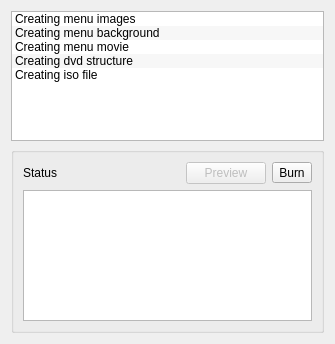
Qt form src/widgets/dvdwizardstatus_ui.ui (KDE/kdenlive) before a commit.
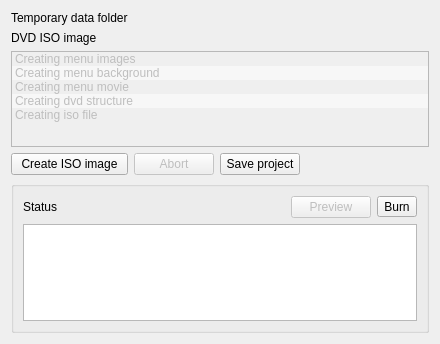
The same form after that commit. Custom widgets are drawn as their Qt base class.

Commit message: Update DVD Wizard: support for 16:9 profiles and GUI improvements

Patch:
```diff
--- a/src/widgets/dvdwizardstatus_ui.ui
+++ b/src/widgets/dvdwizardstatus_ui.ui
@@ -6,13 +6,16 @@
    <rect>
     <x>0</x>
     <y>0</y>
-    <width>335</width>
+    <width>440</width>
     <height>344</height>
    </rect>
   </property>
   <layout class="QGridLayout" name="gridLayout_2">
-   <item row="0" column="0">
+   <item row="2" column="0" colspan="5">
     <widget class="QListWidget" name="job_progress">
+     <property name="enabled">
+      <bool>false</bool>
+     </property>
      <property name="alternatingRowColors">
       <bool>true</bool>
      </property>
@@ -43,10 +46,10 @@
      </item>
     </widget>
    </item>
-   <item row="1" column="0">
+   <item row="4" column="0" colspan="5">
     <widget class="QGroupBox" name="error_box">
      <property name="sizePolicy">
-      <sizepolicy hsizetype="Preferred" vsizetype="Preferred">
+      <sizepolicy hsizetype="Preferred" vsizetype="Maximum">
        <horstretch>0</horstretch>
        <verstretch>0</verstretch>
       </sizepolicy>
@@ -97,6 +100,12 @@
       </item>
       <item row="1" column="0" colspan="4">
        <widget class="KTextEdit" name="error_log">
+        <property name="sizePolicy">
+         <sizepolicy hsizetype="Expanding" vsizetype="Maximum">
+          <horstretch>0</horstretch>
+          <verstretch>0</verstretch>
+         </sizepolicy>
+        </property>
         <property name="readOnly">
          <bool>true</bool>
         </property>
@@ -105,9 +114,71 @@
      </layout>
     </widget>
    </item>
+   <item row="3" column="0">
+    <widget class="QPushButton" name="button_start">
+     <property name="text">
+      <string>Create ISO image</string>
+     </property>
+    </widget>
+   </item>
+   <item row="3" column="3">
+    <spacer name="horizontalSpacer_2">
+     <property name="orientation">
+      <enum>Qt::Horizontal</enum>
+     </property>
+     <property name="sizeHint" stdset="0">
+      <size>
+       <width>40</width>
+       <height>20</height>
+      </size>
+     </property>
+    </spacer>
+   </item>
+   <item row="3" column="2">
+    <widget class="QPushButton" name="button_save">
+     <property name="text">
+      <string>Save project</string>
+     </property>
+    </widget>
+   </item>
+   <item row="3" column="1">
+    <widget class="QPushButton" name="button_abort">
+     <property name="enabled">
+      <bool>false</bool>
+     </property>
+     <property name="text">
+      <string>Abort</string>
+     </property>
+    </widget>
+   </item>
+   <item row="0" column="0">
+    <widget class="QLabel" name="label">
+     <property name="text">
+      <string>Temporary data folder</string>
+     </property>
+    </widget>
+   </item>
+   <item row="0" column="1" colspan="3">
+    <widget class="KUrlRequester" name="tmp_folder"/>
+   </item>
+   <item row="1" column="0">
+    <widget class="QLabel" name="label_2">
+     <property name="text">
+      <string>DVD ISO image</string>
+     </property>
+    </widget>
+   </item>
+   <item row="1" column="1" colspan="3">
+    <widget class="KUrlRequester" name="iso_image"/>
+   </item>
   </layout>
  </widget>
  <customwidgets>
+  <customwidget>
+   <class>KUrlRequester</class>
+   <extends>QFrame</extends>
+   <header>kurlrequester.h</header>
+  </customwidget>
   <customwidget>
    <class>KTextEdit</class>
    <extends>QTextEdit</extends>
```
The commit also changes 7 other files.
